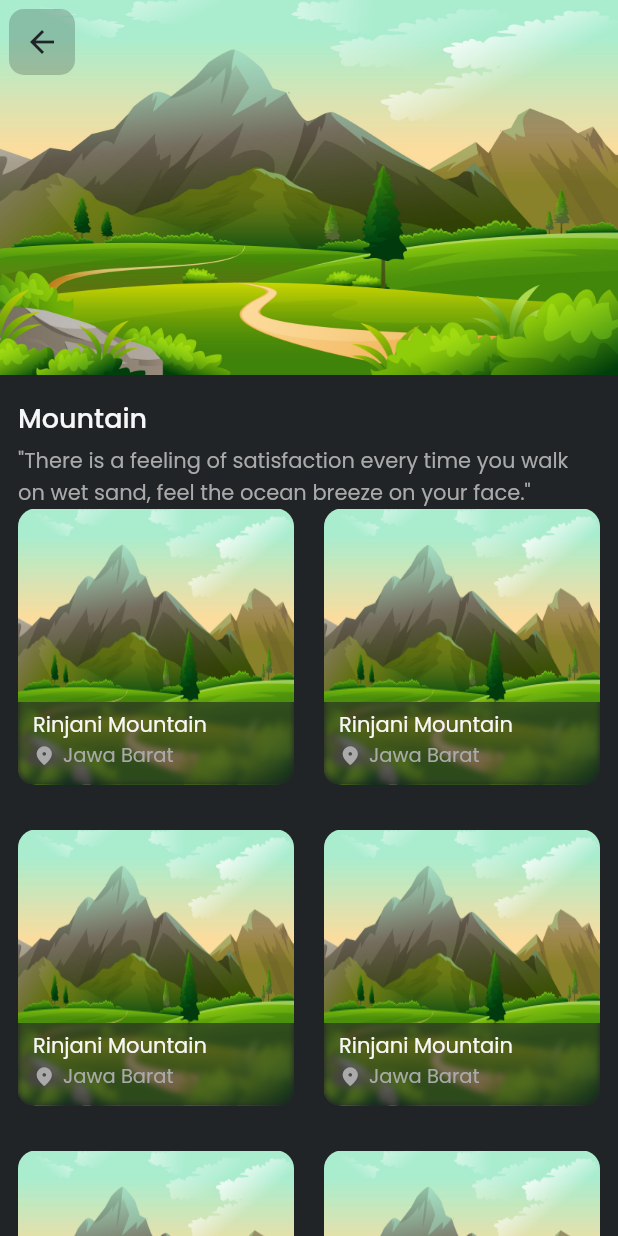
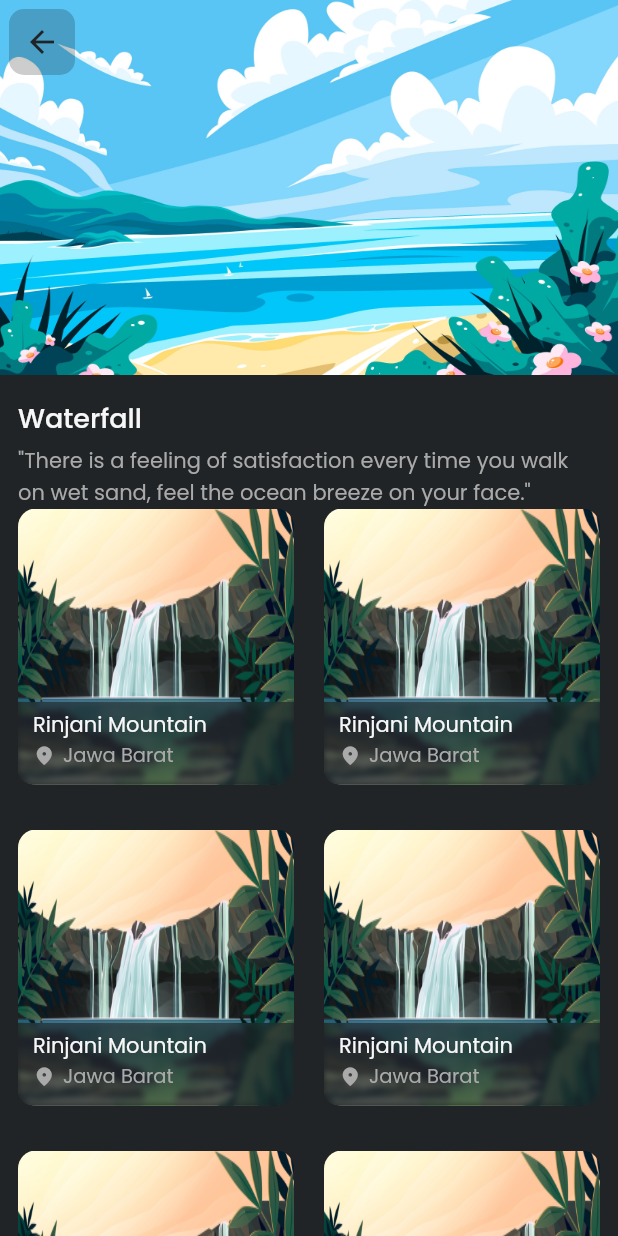
Before and after one commit to bagussubagja/travel-kuy-app, a Flutter app: the CategoryPage screen opened by its route, on a phone screen of 412 x 824 dp. Run offline on Flutter 3.47's test engine with Material 2 defaults, Android fonts, the phone set to English and light mode, and no system bars; our stand-ins replace flutter_onboarding_slider, flutter_rating_bar, lottie, readmore, salomon_bottom_bar; missing offline and left inert: count_stepper, floating_navbar, indonesia, switch_tab; project files that could hold a hidden picture were left out.

Commit message:
Fix changes in category page

```diff
--- a/lib/screens/category/category_page.dart
+++ b/lib/screens/category/category_page.dart
@@ -12,8 +12,6 @@ import 'category_class.dart';
 class CategoryPage extends StatelessWidget {
   CategoryClass? cc;
   CategoryPage({Key? key, this.cc}) : super(key: key);
-
-  List<String> titlePage = ["Beach", "Mountain", "Island"];
 
   final ScrollController _scrollController = ScrollController();
 
@@ -31,10 +29,20 @@ class CategoryPage extends StatelessWidget {
                   flexibleSpace: FlexibleSpaceBar(
                     centerTitle: true,
                     background: cc?.index == 0
-                        ? Image.asset('assets/images/beach.jpg',
-                            fit: BoxFit.fill)
-                        : Image.asset('assets/images/mountain.jpg',
-                            fit: BoxFit.fill),
+                        ? Image.asset('assets/images/beach.jpg', fit: BoxFit.fill,)
+                        : cc?.index == 1
+                            ? Image.asset('assets/images/island.jpg', fit: BoxFit.fill,)
+                            : cc?.index == 2
+                                ? Image.asset('assets/images/lake.png', fit: BoxFit.fill,)
+                                : cc?.index == 3
+                                    ? Image.asset('assets/images/mountain.jpg', fit: BoxFit.fill,)
+                                    : cc?.index == 4
+                                        ? Image.asset('assets/images/park.png', fit: BoxFit.fill,)
+                                        : cc?.index == 5
+                                            ? Image.asset(
+                                                'assets/images/waterfall.jpg', fit: BoxFit.fill,)
+                                            : Image.asset(
+                                                'assets/images/beach.jpg', fit: BoxFit.fill,),
                   ),
                   backgroundColor: blackBackgroundColor,
                   expandedHeight: 250,
@@ -64,7 +72,20 @@ class CategoryPage extends StatelessWidget {
                       crossAxisAlignment: CrossAxisAlignment.start,
                       children: [
                         MarginHeight(height: 15),
-                        Text(cc?.index == 0 ? "Beach" : "Mountain", style: titleText,),
+                        Text(
+                          cc?.index == 0
+                              ? "Beach"
+                              : cc?.index == 1
+                                  ? "Island"
+                                  : cc?.index == 2
+                                      ? "Lake"
+                                      : cc?.index == 3
+                                          ? "Mountain"
+                                          : cc?.index == 4
+                                              ? "Park"
+                                              : "Waterfall",
+                          style: titleText,
+                        ),
                         MarginHeight(height: 5),
                         Text(
                           '"There is a feeling of satisfaction every time you walk on wet sand, feel the ocean breeze on your face."',
@@ -96,7 +117,17 @@ class CategoryPage extends StatelessWidget {
                                     child: ClipRRect(
                                       borderRadius: BorderRadius.circular(12),
                                       child: Image.asset(
-                                        'assets/images/mountain.jpg',
+                                        cc?.index == 0
+                                            ? "assets/images/beach.jpg"
+                                            : cc?.index == 1
+                                                ? "assets/images/island.jpg"
+                                                : cc?.index == 2
+                                                    ? "assets/images/lake.png"
+                                                    : cc?.index == 3
+                                                        ? "assets/images/mountain.jpg"
+                                                        : cc?.index == 4
+                                                            ? "assets/images/park.png"
+                                                            : "assets/images/waterfall.jpg",
                                         fit: BoxFit.fill,
                                       ),
                                     ),
--- a/lib/screens/home/setting_page.dart
+++ b/lib/screens/home/setting_page.dart
@@ -1,4 +1,5 @@
 import 'package:flutter/material.dart';
+import 'package:travel_kuy_app/routes/routes.dart';
 import 'package:travel_kuy_app/screens/authentication/login_screen.dart';
 import 'package:travel_kuy_app/screens/authentication/register_screen.dart';
 import 'package:travel_kuy_app/screens/details/booking_success.dart';
@@ -10,9 +11,30 @@ import 'package:travel_kuy_app/widgets/margin_widget_width.dart';
 class SettingPage extends StatelessWidget {
   SettingPage({Key? key}) : super(key: key);
 
-  final List<String> _menuSettingName = ["Account", "Help Center", "About Me", "Log Out"];
-  final List<Widget> _iconList = const [Icon(Icons.person, color: Colors.grey,), Icon(Icons.help_center_rounded, color: Colors.grey), Icon(Icons.info_outline_rounded, color: Colors.grey), Icon(Icons.logout_rounded, color: Colors.grey,)];
-  final List _widgetList = [LoginScreen(), RegisterScreen(), DetailScreen(), BookingSuccess()];
+  final List<String> _menuSettingName = [
+    "Account",
+    "Help Center",
+    "About Me",
+    "Log Out"
+  ];
+  final List<Widget> _iconList = const [
+    Icon(
+      Icons.person,
+      color: Colors.grey,
+    ),
+    Icon(Icons.help_center_rounded, color: Colors.grey),
+    Icon(Icons.info_outline_rounded, color: Colors.grey),
+    Icon(
+      Icons.logout_rounded,
+      color: Colors.grey,
+    )
+  ];
+  final List _widgetList = [
+    LoginScreen(),
+    RegisterScreen(),
+    DetailScreen(),
+    BookingSuccess()
+  ];
   @override
   Widget build(BuildContext context) {
     return Scaffold(
@@ -58,15 +80,24 @@ class SettingPage extends StatelessWidget {
                     primary: false,
                     shrinkWrap: true,
                     physics: const NeverScrollableScrollPhysics(),
-                    separatorBuilder: (context, index) => MarginHeight(height: 10),
+                    separatorBuilder: (context, index) =>
+                        MarginHeight(height: 10),
                     itemCount: _menuSettingName.length,
                     itemBuilder: (context, index) => InkWell(
-                      onTap: () => Navigator.push(context, MaterialPageRoute(builder: (context) => _widgetList[index])),
+                      onTap: () => index == 3
+                          ? Navigator.pushNamedAndRemoveUntil(
+                              context, AppRoutes.loginScreen, (route) => false)
+                          : Navigator.push(
+                              context,
+                              MaterialPageRoute(
+                                  builder: (context) => _widgetList[index])),
                       child: Container(
                         height: 75,
                         padding: const EdgeInsets.only(left: 12, right: 12),
                         width: double.infinity,
-                        decoration: BoxDecoration(borderRadius: BorderRadius.circular(12), color: Colors.black38),
+                        decoration: BoxDecoration(
+                            borderRadius: BorderRadius.circular(12),
+                            color: Colors.black38),
                         child: Row(
                           mainAxisAlignment: MainAxisAlignment.spaceBetween,
                           children: [
@@ -74,12 +105,18 @@ class SettingPage extends StatelessWidget {
                               children: [
                                 _iconList[index],
                                 MarginWidth(width: 20),
-                                Text(_menuSettingName[index], style: regularText,),
+                                Text(
+                                  _menuSettingName[index],
+                                  style: regularText,
+                                ),
                               ],
                             ),
                             Row(
                               children: [
-                                Icon(Icons.arrow_forward_ios, color: greyColor,)
+                                Icon(
+                                  Icons.arrow_forward_ios,
+                                  color: greyColor,
+                                )
                               ],
                             )
                           ],
```
